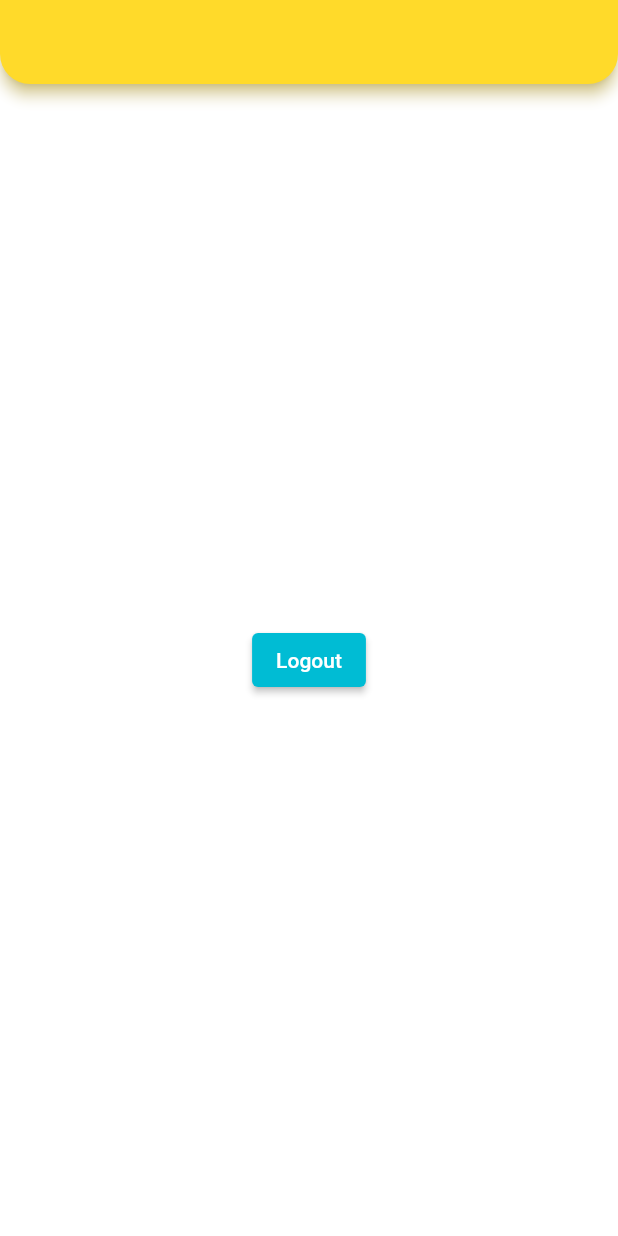
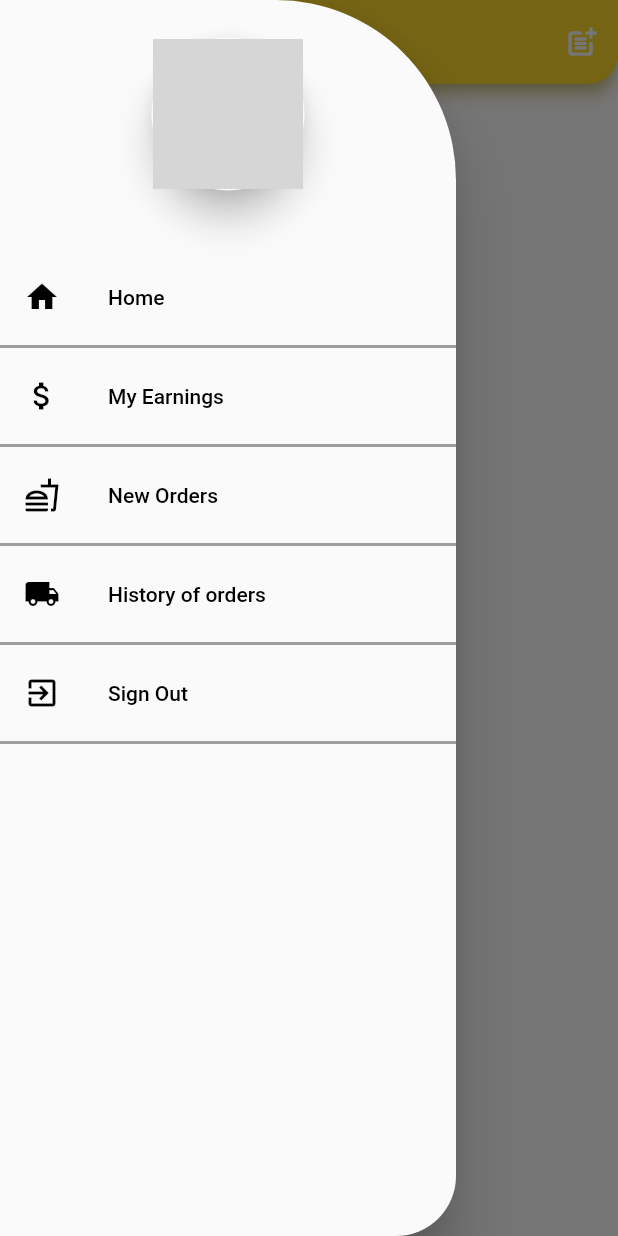
Before and after one commit to dakshvasudev/Amigo, a Flutter app: the HomeScreen screen opened directly, with the side drawer open (before the commit the screen has no drawer), on a phone screen of 412 x 824 dp. Run offline on Flutter 3.47's test engine with Material 2 defaults, Android fonts, the phone set to English and light mode, and no system bars; our stand-ins replace cloud_firestore, firebase_auth, firebase_core, firebase_storage, google_fonts, image_picker and 2 more; accounts and stored records are empty; network calls fail; project files that could hold a hidden picture were left out; grey boxes are pictures that could not be loaded.

Commit message:
drawer and new menu screen added

```diff
--- a/lib/mainScreens/home_screen.dart
+++ b/lib/mainScreens/home_screen.dart
@@ -1,7 +1,8 @@
 import 'package:flutter/material.dart';
-import 'package:selller_amigo_app/authScreen/auth_screen.dart';
 import 'package:selller_amigo_app/constants.dart';
 import 'package:google_fonts/google_fonts.dart';
+import 'package:selller_amigo_app/uploadScreen/upload_screen.dart';
+import 'package:selller_amigo_app/widgets/my_drawer.dart';
 
 class HomeScreen extends StatefulWidget {
   const HomeScreen({Key? key}) : super(key: key);
@@ -11,12 +12,11 @@ class HomeScreen extends StatefulWidget {
 }
 
 class _HomeScreenState extends State<HomeScreen> {
-
   @override
   Widget build(BuildContext context) {
     return Scaffold(
+      drawer: MyDrawer(),
       appBar: AppBar(
-      automaticallyImplyLeading: false,
         backgroundColor: kColorYellow,
         scrolledUnderElevation: 15,
         shadowColor: kColorYellow,
@@ -37,21 +37,11 @@ class _HomeScreenState extends State<HomeScreen> {
             ),
           ),
         ),
+        actions: [
+          IconButton(onPressed: (){Navigator.push(context,MaterialPageRoute(builder: (context)=>MenuUploadScreen()));}, icon: Icon(Icons.post_add_rounded))
+        ],
       ),
-      body: Center(
-        child: ElevatedButton(
-          style: ElevatedButton.styleFrom(
-            backgroundColor: Colors.cyan,
-          ),
-          onPressed: ()
-          {
-            firebaseAuth.signOut().then((value){
-              Navigator.push(context, MaterialPageRoute(builder: (c)=> const AuthScreen()));
-            });
-          },
-          child: const Text("Logout"),
-        ),
-      ),
+      body: const Center(),
     );
   }
 }
--- /dev/null
+++ b/lib/widgets/my_drawer.dart
@@ -0,0 +1,141 @@
+import 'package:flutter/material.dart';
+import 'package:selller_amigo_app/authScreen/auth_screen.dart';
+import 'package:selller_amigo_app/constants.dart';
+
+
+class MyDrawer extends StatelessWidget
+{
+  const MyDrawer({super.key});
+
+
+  @override
+  Widget build(BuildContext context)
+  {
+    return Drawer(
+      shape: const RoundedRectangleBorder(
+        borderRadius: BorderRadius.only(
+            topRight: Radius.circular(120),
+            bottomRight: Radius.circular(40)),
+      ),
+      child: ListView(
+        children: [
+          //header drawer
+          Container(
+            padding: const EdgeInsets.only(top: 25, bottom: 10),
+            child: Column(
+              children: [
+                Material(
+                  borderRadius: const BorderRadius.all(Radius.circular(80)),
+                  elevation: 10,
+                  child: Padding(
+                    padding: const EdgeInsets.all(1.0),
+                    child: SizedBox(
+                      height: 100,
+                      width: 100,
+                      child: CircleAvatar(
+                        backgroundImage: NetworkImage(
+                          sharedPreferences!.getString("photoUrl")!
+                        ),
+                      ),
+                    ),
+                  ),
+                ),
+                const SizedBox(height: 10,),
+                Text(
+                    sharedPreferences!.getString("name")!,
+                  style: const TextStyle(color: Colors.black, fontSize: 20, fontFamily: "Train"),
+                ),
+              ],
+            ),
+          ),
+          Column(
+            children: [
+              ListTile(
+                leading: const Icon(Icons.home, color: Colors.black,),
+                title: const Text(
+                  "Home",
+                  style: TextStyle(color: Colors.black),
+                ),
+                onTap: ()
+                {
+
+                },
+              ),
+              const Divider(
+                height: 10,
+                color: Colors.grey,
+                thickness: 2,
+              ),
+              ListTile(
+                leading: const Icon(Icons.attach_money, color: Colors.black,),
+                title: const Text(
+                  "My Earnings",
+                  style: TextStyle(color: Colors.black),
+                ),
+                onTap: ()
+                {
+
+                },
+              ),
+              const Divider(
+                height: 10,
+                color: Colors.grey,
+                thickness: 2,
+              ),
+              ListTile(
+                leading: const Icon(Icons.fastfood_outlined, color: Colors.black,),
+                title: const Text(
+                  "New Orders",
+                  style: TextStyle(color: Colors.black),
+                ),
+                onTap: ()
+                {
+
+                },
+              ),
+              const Divider(
+                height: 10,
+                color: Colors.grey,
+                thickness: 2,
+              ),
+              ListTile(
+                leading: const Icon(Icons.local_shipping, color: Colors.black,),
+                title: const Text(
+                  "History of orders",
+                  style: TextStyle(color: Colors.black),
+                ),
+                onTap: ()
+                {
+
+                },
+              ),
+              const Divider(
+                height: 10,
+                color: Colors.grey,
+                thickness: 2,
+              ),
+              ListTile(
+                leading: const Icon(Icons.exit_to_app, color: Colors.black,),
+                title: const Text(
+                  "Sign Out",
+                  style: TextStyle(color: Colors.black),
+                ),
+                onTap: ()
+                {
+                  firebaseAuth.signOut().then((value){
+                    Navigator.push(context, MaterialPageRoute(builder: (c)=> const AuthScreen()));
+                  });
+                },
+              ),
+              const Divider(
+                height: 10,
+                color: Colors.grey,
+                thickness: 2,
+              ),
+            ],
+          ),
+        ],
+      ),
+    );
+  }
+}
```
Also changed, not shown: lib/uploadScreen/upload_screen.dart (added, +56 -0 lines). Lines whose indentation alone changed are shown as unchanged.
